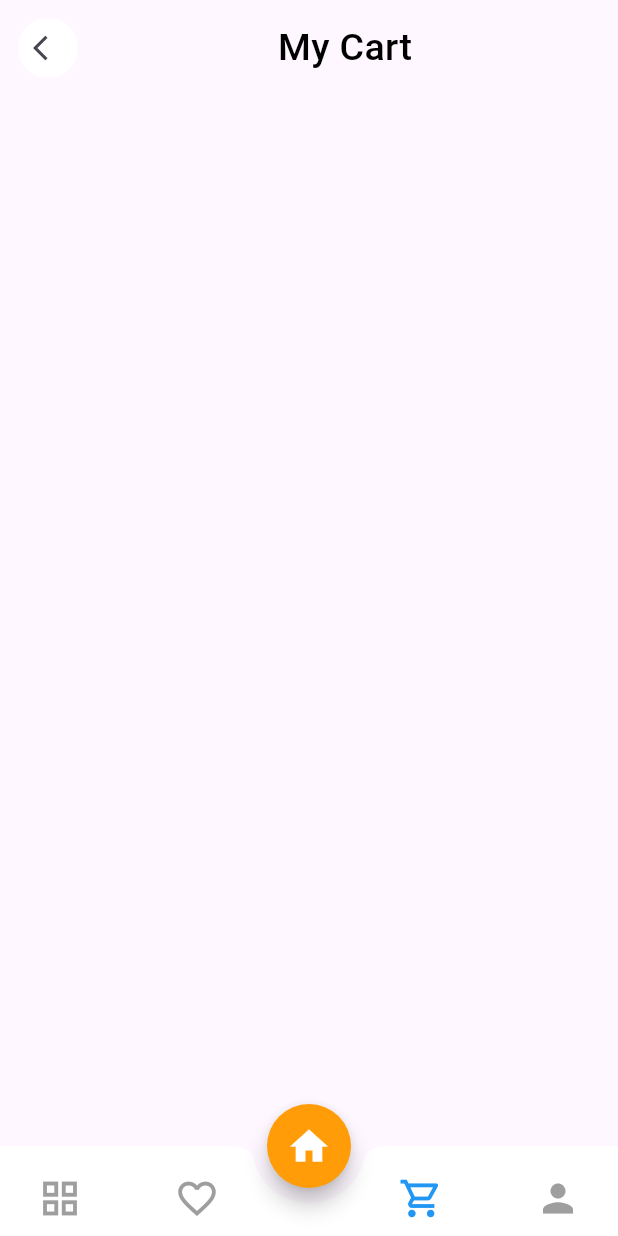
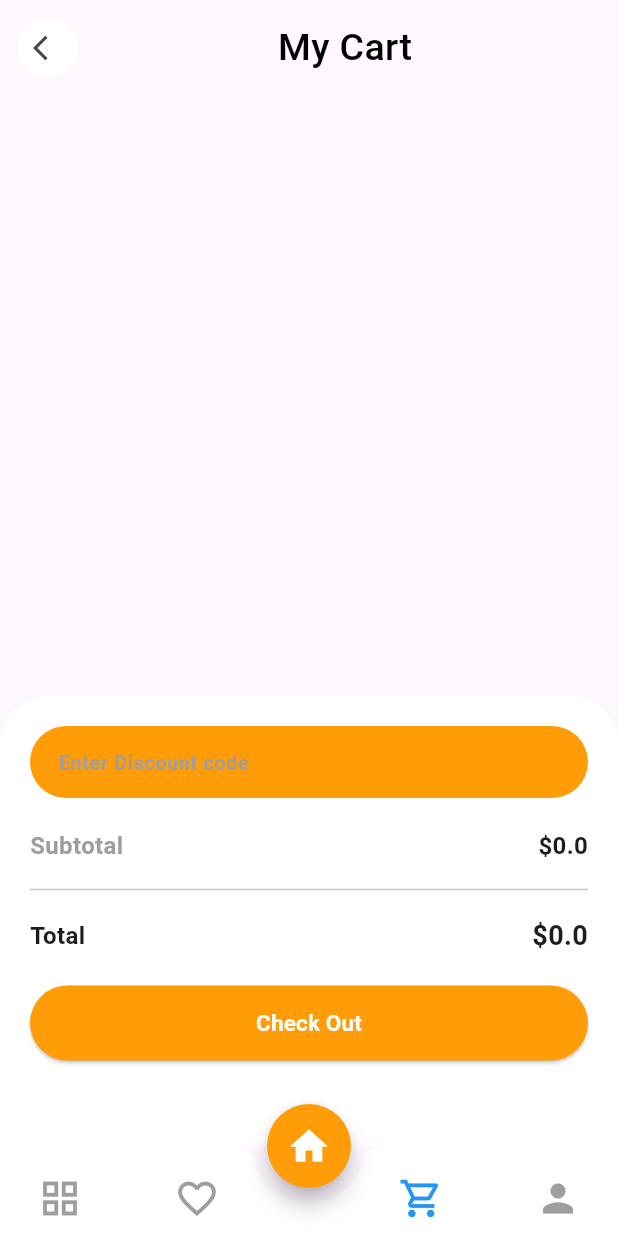
Before and after one commit to SyedEbad902/Ecommerce-app-flutter, a Flutter app: the screen it shows after launch, item 3 of the bottom bar chosen, on a phone screen of 412 x 824 dp. Run offline on Flutter 3.47's test engine with Material 3 defaults, Android fonts, the phone set to English and light mode, and no system bars.

Commit message:
more functionality added

```diff
--- a/lib/cart/cart_screen.dart
+++ b/lib/cart/cart_screen.dart
@@ -1,3 +1,4 @@
+import 'package:ecomerce_app/cart/total_screen.dart';
 import 'package:ecomerce_app/provider/cart_provider.dart';
 import 'package:flutter/material.dart';
 import 'package:provider/provider.dart';
@@ -31,6 +32,8 @@ class _MyCartScreenState extends State<MyCartScreen> {
     }
 
     return Scaffold(
+      bottomSheet: TotalScreen(),
+      // backgroundColor:  Color.fromARGB(255, 255, 156, 7),
       body: SafeArea(
         child: Column(
           children: [
@@ -121,8 +124,8 @@ class _MyCartScreenState extends State<MyCartScreen> {
                             ),
                           ),
                           Positioned(
-                              top: 25,
-                              right: 20,
+                              top: 20,
+                              right: 15,
                               child: Column(
                                 children: [
                                   IconButton(
@@ -136,7 +139,7 @@ class _MyCartScreenState extends State<MyCartScreen> {
                                         color: Colors.red,
                                       )),
                                   SizedBox(
-                                    height: 10,
+                                    height: 20,
                                   ),
                                   Container(
                                     height: 40,
--- /dev/null
+++ b/lib/cart/total_screen.dart
@@ -0,0 +1,118 @@
+import 'package:ecomerce_app/provider/cart_provider.dart';
+import 'package:flutter/material.dart';
+
+class TotalScreen extends StatelessWidget {
+  const TotalScreen({super.key});
+
+  @override
+  Widget build(BuildContext context) {
+    final provider = CartProvider.of(context);
+
+    return Container(
+      height: 300,
+      width: double.infinity,
+      decoration: BoxDecoration(
+        color: Colors.white,
+        borderRadius: BorderRadius.only(
+          topLeft: Radius.circular(30),
+          topRight: Radius.circular(30),
+        ),
+      ),
+      padding: EdgeInsets.all(20),
+      child: Column(
+        crossAxisAlignment: CrossAxisAlignment.start,
+        children: [
+          TextField(
+            decoration: InputDecoration(
+                border: OutlineInputBorder(
+                    borderRadius: BorderRadius.circular(30),
+                    borderSide: BorderSide.none),
+                contentPadding:
+                    EdgeInsets.symmetric(vertical: 5, horizontal: 15),
+                filled: true,
+                fillColor: Color.fromARGB(255, 255, 156, 7),
+                hintText: "Enter Discount code",
+                hintStyle: TextStyle(
+                    fontSize: 13,
+                    fontWeight: FontWeight.w600,
+                    color: Colors.grey),
+                suffixIcon: TextButton(
+                    onPressed: () {},
+                    child: Text(
+                      "Apply",
+                      style: TextStyle(
+                        fontSize: 20,
+                        fontWeight: FontWeight.bold,
+                        color: Color.fromARGB(255, 255, 156, 7),
+                      ),
+                    ))),
+          ),
+          SizedBox(
+            height: 20,
+          ),
+          Row(
+            mainAxisAlignment: MainAxisAlignment.spaceBetween,
+            children: [
+              Text(
+                "Subtotal",
+                style: TextStyle(
+                  fontSize: 16,
+                  fontWeight: FontWeight.bold,
+                  color: Colors.grey,
+                ),
+              ),
+              Text(
+                "\$${provider.totalPrice()}",
+                style: TextStyle(
+                  fontSize: 16,
+                  fontWeight: FontWeight.bold,
+                ),
+              )
+            ],
+          ),
+          SizedBox(
+            height: 10,
+          ),
+          Divider(),
+          SizedBox(
+            height: 10,
+          ),
+          Row(
+            mainAxisAlignment: MainAxisAlignment.spaceBetween,
+            children: [
+              Text(
+                "Total",
+                style: TextStyle(
+                  fontSize: 16,
+                  fontWeight: FontWeight.bold,
+                ),
+              ),
+              Text(
+                "\$${provider.totalPrice()}",
+                style: TextStyle(
+                  fontSize: 18,
+                  fontWeight: FontWeight.bold,
+                ),
+              )
+            ],
+          ),
+          SizedBox(
+            height: 20,
+          ),
+          ElevatedButton(
+              onPressed: () {},
+              style: ElevatedButton.styleFrom(
+                  backgroundColor: Color.fromARGB(255, 255, 156, 7),
+                  minimumSize: Size(double.infinity, 50)),
+              child: Text(
+                "Check Out",
+                style: TextStyle(
+                    fontSize: 15,
+                    color: Colors.white,
+                    fontWeight: FontWeight.bold),
+              ))
+        ],
+      ),
+    );
+  }
+}
--- a/lib/provider/cart_provider.dart
+++ b/lib/provider/cart_provider.dart
@@ -22,6 +22,14 @@ class CartProvider extends ChangeNotifier {
   incrementQty(int index) => _cart[index].quantity++;
   decrementQty(int index) => _cart[index].quantity--;
 
+  totalPrice() {
+    double total1 = 0.0;
+    for (Product element in cart) {
+      total1 += element.price * element.quantity;
+    }
+    return total1;
+  }
+
   static CartProvider of(
     BuildContext context, {
     bool listen = true,
```
